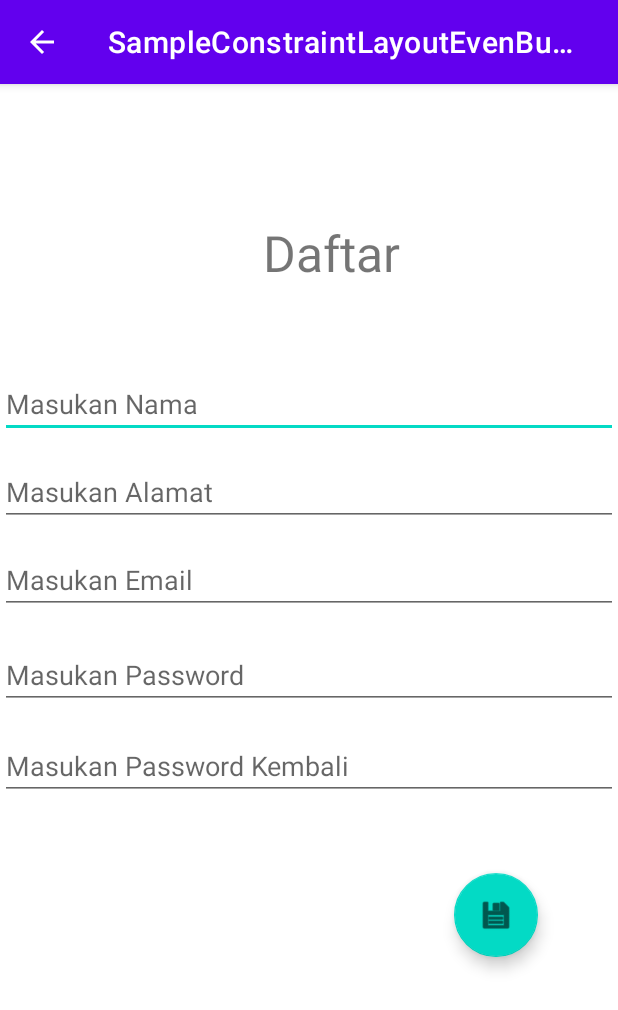
After one commit to Reyfadh07/SampleConstraintLayoutEvenButton, an Android app: the DaftarActifity screen opened directly, with no data from a screen before it, on a phone screen of 412 x 824 dp. The commit adds this screen. Shown: the top 1010 px of the screen. Run offline under Robolectric (Android 15) with nearby library versions, the phone set to English and light mode, and no system bars.

Commit message:
Membuat menu dan floating button

```diff
--- a/app/src/main/AndroidManifest.xml
+++ b/app/src/main/AndroidManifest.xml
@@ -12,6 +12,8 @@
         <activity android:name=".ActivityKedua"
             android:parentActivityName=".MainActivity"
             android:label="@string/label2"></activity>
+        <activity android:name=".DaftarActifity"
+            android:parentActivityName=".MainActivity"></activity>
         <activity
             android:name=".MainActivity"
             android:exported="true">
--- /dev/null
+++ b/app/src/main/java/com/example/sampleconstraintlayoutevenbutton/DaftarActifity.java
@@ -0,0 +1,74 @@
+package com.example.sampleconstraintlayoutevenbutton;
+
+import android.content.Intent;
+import android.os.Bundle;
+import android.view.View;
+import android.widget.EditText;
+import android.widget.Toast;
+
+
+import androidx.appcompat.app.AppCompatActivity;
+
+import com.google.android.material.floatingactionbutton.FloatingActionButton;
+import com.google.android.material.snackbar.Snackbar;
+
+public class DaftarActifity extends AppCompatActivity{
+    //Deklarasi variabel dengan tipe data edit text
+    EditText edtNama, edtAlamat,edtEmail, edtPassword, edtrepass;
+
+    //Deklarasi Variabel dengan tipe data floating Action Button
+    FloatingActionButton fab;
+
+    @Override
+    protected void onCreate(Bundle savedInstanceState) {
+        super.onCreate(savedInstanceState);
+        setContentView(R.layout.activity_daftar);
+
+        edtNama = findViewById(R.id.edNama);
+
+        edtAlamat = findViewById(R.id.edAlamat);
+
+        edtEmail = findViewById(R.id.edEmail);
+
+        edtPassword = findViewById(R.id.edPass);
+
+        edtrepass = findViewById(R.id.edrepass);
+
+        fab = findViewById(R.id.fabSimpan);
+
+
+        fab.setOnClickListener(new View.OnClickListener() {
+            @Override
+            public void onClick(View view) {
+
+                if (edtNama.getText().toString().isEmpty() ||
+                edtAlamat.getText().toString().isEmpty() ||
+                        edtEmail.getText().toString().isEmpty() ||
+                        edtPassword.getText().toString().isEmpty() ||
+                        edtrepass.getText().toString().isEmpty())
+                {
+                    Snackbar.make(view, "Wajib Isi Seluruh Data Bro!!!",Snackbar.LENGTH_LONG).show();
+                }
+                else
+                {
+                    if ( edtPassword.getText().toString().equals(edtrepass.getText().toString()))
+                    {
+                        Toast.makeText(DaftarActifity.this, "Pendaftaran Berhasil !!!",
+                                Toast.LENGTH_SHORT).show();
+
+                        Intent i = new Intent(getApplicationContext(),MainActivity.class);
+                        startActivity(i);
+                    }
+                    else
+                    {
+                        Snackbar.make(view,"Passwprd dan Repassword harus sama !!",
+                                Snackbar.LENGTH_LONG).show();
+                    }
+                }
+
+            }
+        });
+
+
+    }
+}
--- /dev/null
+++ b/app/src/main/res/layout/activity_daftar.xml
@@ -0,0 +1,103 @@
+<?xml version="1.0" encoding="utf-8"?>
+<androidx.constraintlayout.widget.ConstraintLayout xmlns:android="http://schemas.android.com/apk/res/android"
+    xmlns:app="http://schemas.android.com/apk/res-auto"
+    xmlns:tools="http://schemas.android.com/tools"
+    android:layout_width="match_parent"
+    android:layout_height="match_parent">
+
+    <TextView
+        android:id="@+id/textView3"
+        android:layout_width="wrap_content"
+        android:layout_height="wrap_content"
+        android:text="@string/idaftar"
+        android:textSize="15pt"
+        app:layout_constraintBottom_toBottomOf="parent"
+        app:layout_constraintEnd_toEndOf="parent"
+        app:layout_constraintHorizontal_bias="0.546"
+        app:layout_constraintStart_toStartOf="parent"
+        app:layout_constraintTop_toTopOf="parent"
+        app:layout_constraintVertical_bias="0.124" />
+
+    <EditText
+        android:id="@+id/edNama"
+        android:layout_width="match_parent"
+        android:layout_height="wrap_content"
+        android:ems="10"
+        android:hint="@string/enama"
+        android:inputType="textPersonName"
+        app:layout_constraintBottom_toBottomOf="parent"
+        app:layout_constraintEnd_toEndOf="parent"
+        app:layout_constraintHorizontal_bias="0.0"
+        app:layout_constraintStart_toStartOf="parent"
+        app:layout_constraintTop_toTopOf="@id/textView3"
+        app:layout_constraintVertical_bias="0.159" />
+
+    <EditText
+        android:id="@+id/edAlamat"
+        android:layout_width="match_parent"
+        android:layout_height="wrap_content"
+        android:ems="10"
+        android:hint="@string/ealamat"
+        android:inputType="textMultiLine|text"
+        app:layout_constraintBottom_toBottomOf="parent"
+        app:layout_constraintEnd_toEndOf="parent"
+        app:layout_constraintHorizontal_bias="0.0"
+        app:layout_constraintStart_toStartOf="parent"
+        app:layout_constraintTop_toTopOf="@+id/edNama"
+        app:layout_constraintVertical_bias="0.11" />
+
+    <EditText
+        android:id="@+id/edEmail"
+        android:layout_width="match_parent"
+        android:layout_height="wrap_content"
+        android:ems="10"
+        android:hint="@string/eemail"
+        android:inputType="textEmailAddress"
+        app:layout_constraintBottom_toBottomOf="parent"
+        app:layout_constraintEnd_toEndOf="parent"
+        app:layout_constraintHorizontal_bias="0.0"
+        app:layout_constraintStart_toStartOf="parent"
+        app:layout_constraintTop_toTopOf="@+id/edAlamat"
+        app:layout_constraintVertical_bias="0.124" />
+
+    <EditText
+        android:id="@+id/edPass"
+        android:layout_width="match_parent"
+        android:layout_height="wrap_content"
+        android:ems="10"
+        android:hint="@string/epass"
+        android:inputType="textPassword"
+        app:layout_constraintBottom_toBottomOf="parent"
+        app:layout_constraintEnd_toEndOf="parent"
+        app:layout_constraintHorizontal_bias="0.0"
+        app:layout_constraintStart_toStartOf="parent"
+        app:layout_constraintTop_toTopOf="@+id/edEmail"
+        app:layout_constraintVertical_bias="0.152" />
+
+    <EditText
+        android:id="@+id/edrepass"
+        android:layout_width="match_parent"
+        android:layout_height="wrap_content"
+        android:ems="10"
+        android:hint="@string/erepass"
+        android:inputType="textPassword"
+        app:layout_constraintBottom_toBottomOf="parent"
+        app:layout_constraintEnd_toEndOf="parent"
+        app:layout_constraintHorizontal_bias="0.0"
+        app:layout_constraintStart_toStartOf="parent"
+        app:layout_constraintTop_toTopOf="@+id/edPass"
+        app:layout_constraintVertical_bias="0.173" />
+
+    <com.google.android.material.floatingactionbutton.FloatingActionButton
+        android:id="@+id/fabSimpan"
+        android:layout_width="wrap_content"
+        android:layout_height="wrap_content"
+        android:clickable="true"
+        app:layout_constraintBottom_toBottomOf="parent"
+        app:layout_constraintEnd_toEndOf="parent"
+        app:layout_constraintHorizontal_bias="0.85"
+        app:layout_constraintStart_toStartOf="parent"
+        app:layout_constraintTop_toTopOf="@id/edrepass"
+        app:layout_constraintVertical_bias="0.335"
+        app:srcCompat="@android:drawable/ic_menu_save" />
+</androidx.constraintlayout.widget.ConstraintLayout>
--- a/app/src/main/res/values/strings.xml
+++ b/app/src/main/res/values/strings.xml
@@ -9,4 +9,11 @@
     <string name="txEmail">Ini Hasil Email</string>
     <string name="txPassword">Ini Hasil Password</string>
     <string name="label2">Login Berhasil </string>
+    <string name="mDaftar">Pendaftaran</string>
+    <string name="idaftar">Daftar</string>
+    <string name="enama">Masukan Nama</string>
+    <string name="eemail">Masukan Email</string>
+    <string name="epass">Masukan Password</string>
+    <string name="erepass">Masukan Password Kembali</string>
+    <string name="ealamat">Masukan Alamat</string>
 </resources>
```
Also changed, not shown: app/src/main/java/com/example/sampleconstraintlayoutevenbutton/ActivityKedua.java (added, +43 -0 lines), app/src/main/java/com/example/sampleconstraintlayoutevenbutton/MainActivity.java (+22 -0 lines), app/src/main/res/layout/activity_kedua.xml (added, +73 -0 lines), app/src/main/res/menu/menu.xml (added, +8 -0 lines).
